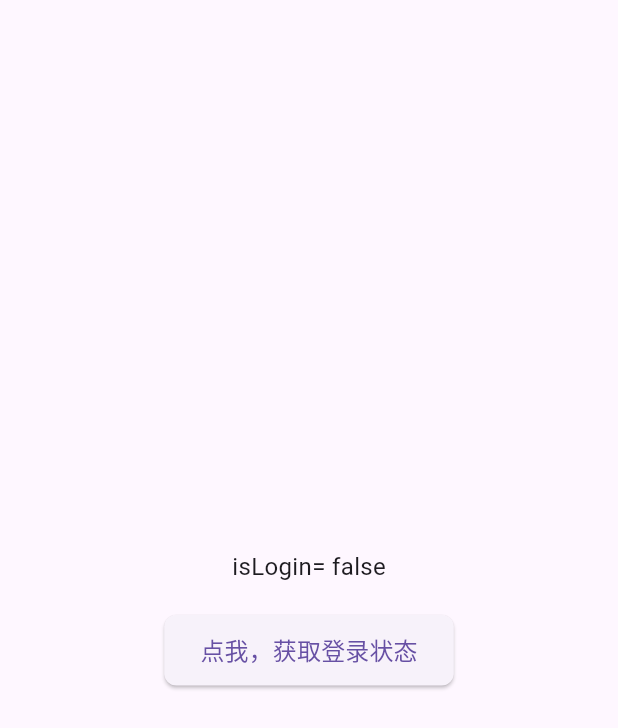
After one commit to 530l/providerdemo, a Flutter app: the screen it shows after launch, after a tap on "单页面使用ChangeNotifierProvider", on a phone screen of 412 x 824 dp. The commit adds this screen. Shown: the top 728 px of the screen. Run offline on Flutter 3.47's test engine with Material 3 defaults, Android fonts, the phone set to English and light mode, and no system bars.

Commit message:
feat 1.添加 单个页面使用ChangeNotifierProvider，不对外提供

```diff
--- /dev/null
+++ b/lib/feat/order/order_state.dart
@@ -0,0 +1,6 @@
+class OrderState {
+
+  OrderState() {
+    // init some variables
+  }
+}
--- /dev/null
+++ b/lib/feat/user_center/user_center_provider.dart
@@ -0,0 +1,13 @@
+import 'package:flutter/material.dart';
+
+class UserCenterProvider extends ChangeNotifier {
+
+  bool _isLogin = false;
+
+  bool get isLogin => _isLogin;
+
+  void updateLoginStatus(bool isLogin) {
+    _isLogin = isLogin;
+    notifyListeners(); // 通知监听者数据变化
+  }
+}
--- /dev/null
+++ b/lib/feat/user_center/user_center_view.dart
@@ -0,0 +1,55 @@
+import 'package:flutter/material.dart';
+import 'package:provider/provider.dart';
+
+import 'user_center_provider.dart';
+
+class UserCenterPage extends StatelessWidget {
+  const UserCenterPage({super.key});
+
+  @override
+  Widget build(BuildContext context) {
+    return ChangeNotifierProvider(
+      create: (BuildContext context) => UserCenterProvider(),
+      builder: (context, child) => _buildPage(context),
+    );
+  }
+
+  Widget _buildPage(BuildContext context) {
+    print("hhhhhhhhhhhh");
+    final provider = context.read<UserCenterProvider>();
+    return Scaffold(
+      body: Center(
+        child: Column(
+          mainAxisAlignment: MainAxisAlignment.center,
+          children: [
+            Consumer<UserCenterProvider>(
+              builder: (context, counter, child) {
+                return Text(
+                  "isLogin= ${counter.isLogin}",
+                  style: const TextStyle(fontSize: 16),
+                );
+              },
+            ),
+            const SizedBox(height: 20),
+            ElevatedButton(
+              style: ElevatedButton.styleFrom(
+                padding: const EdgeInsets.symmetric(
+                  horizontal: 24,
+                  vertical: 12,
+                ),
+                shape: RoundedRectangleBorder(
+                  borderRadius: BorderRadius.circular(8),
+                ),
+              ),
+              onPressed: () {
+                bool temp = !provider.isLogin;
+                provider.updateLoginStatus(temp);
+              },
+              child: const Text("点我，获取登录状态", style: TextStyle(fontSize: 16)),
+            ),
+          ],
+        ),
+      ),
+    );
+  }
+}
--- a/lib/pages/home_page.dart
+++ b/lib/pages/home_page.dart
@@ -1,4 +1,5 @@
 import 'package:flutter/material.dart';
+import '../routes/routes_config.dart';
 
 /// 首页 - 展示不同Provider示例的导航菜单
 class HomePage extends StatelessWidget {
@@ -19,31 +20,37 @@ class HomePage extends StatelessWidget {
             context,
             title: 'ChangeNotifier Provider',
             subtitle: '基础的状态管理，用于监听整个对象的变化',
-            route: '/change_notifier',
+            route: ROUTE_CHANGE_NOTIFIER,
           ),
           _buildNavCard(
             context,
             title: 'Selector',
             subtitle: '细粒度的状态监听，只监听特定属性的变化',
-            route: '/selector',
+            route: ROUTE_SELECTOR,
           ),
           _buildNavCard(
             context,
             title: 'FutureProvider',
             subtitle: '处理异步数据，适用于一次性的异步操作',
-            route: '/future_provider',
+            route: ROUTE_FUTURE_PROVIDER,
           ),
           _buildNavCard(
             context,
             title: 'StreamProvider',
             subtitle: '处理流式数据，适用于持续的数据更新',
-            route: '/stream_provider',
+            route: ROUTE_STREAM_PROVIDER,
           ),
           _buildNavCard(
             context,
             title: 'ProxyProvider',
             subtitle: '组合多个Provider，创建依赖于其他Provider的数据',
-            route: '/proxy_provider',
+            route: ROUTE_PROXY_PROVIDER,
+          ),
+          _buildNavCard(
+            context,
+            title: '单页面使用ChangeNotifierProvider',
+            subtitle: '单页面使用ChangeNotifierProvider，就在当前 element 节点获取。不对外',
+            route: ROUTE_USER_CENTER,
           ),
         ],
       ),
--- /dev/null
+++ b/lib/routes/routes_config.dart
@@ -0,0 +1,28 @@
+import 'package:flutter/material.dart';
+import '../pages/home_page.dart';
+import '../pages/change_notifier_page.dart';
+import '../pages/selector_page.dart';
+import '../pages/future_provider_page.dart';
+import '../pages/stream_provider_page.dart';
+import '../pages/proxy_provider_page.dart';
+import '../feat/user_center/user_center_view.dart';
+
+// 路由常量
+const String ROUTE_ROOT = '/';
+const String ROUTE_CHANGE_NOTIFIER = '/change_notifier';
+const String ROUTE_SELECTOR = '/selector';
+const String ROUTE_FUTURE_PROVIDER = '/future_provider';
+const String ROUTE_STREAM_PROVIDER = '/stream_provider';
+const String ROUTE_PROXY_PROVIDER = '/proxy_provider';
+const String ROUTE_USER_CENTER = '/user_centerPage';
+
+// 路由配置表
+final Map<String, WidgetBuilder> routes = {
+  ROUTE_ROOT: (context) => const HomePage(),
+  ROUTE_CHANGE_NOTIFIER: (context) => const ChangeNotifierPage(),
+  ROUTE_SELECTOR: (context) => const SelectorPage(),
+  ROUTE_FUTURE_PROVIDER: (context) => const FutureProviderPage(),
+  ROUTE_STREAM_PROVIDER: (context) => const StreamProviderPage(),
+  ROUTE_PROXY_PROVIDER: (context) => const ProxyProviderPage(),
+  ROUTE_USER_CENTER: (context) => const UserCenterPage(),
+};
--- a/pubspec.yaml
+++ b/pubspec.yaml
@@ -87,3 +87,5 @@ flutter:
   #
   # For details regarding fonts from package dependencies,
   # see https://flutter.dev/to/font-from-package
+  assets:
+    - lib/feat/
```
Also changed, not shown: lib/feat/order/order_provider.dart (added, +7 -0 lines), lib/feat/order/order_view.dart (added, +23 -0 lines), lib/main.dart (+3 -15 lines), lib/generated/assets.dart (added).
